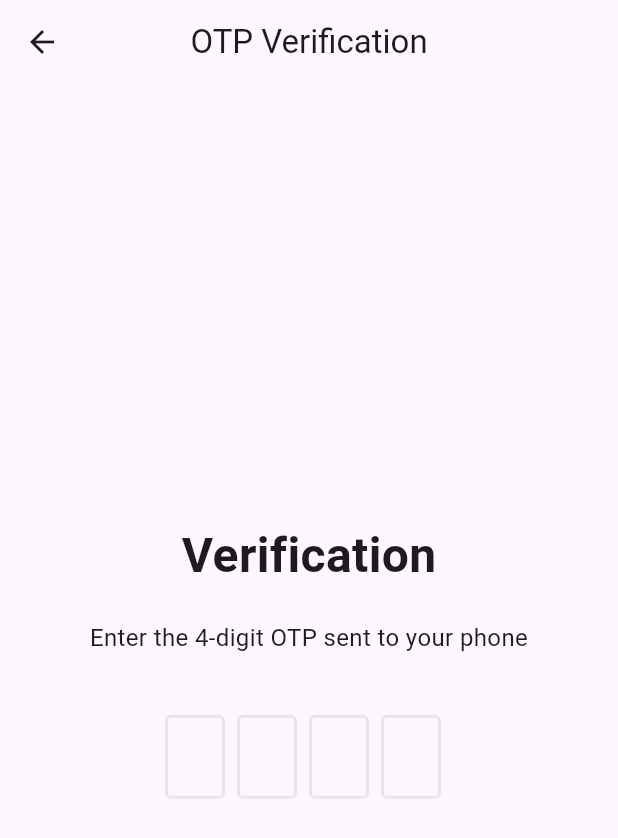
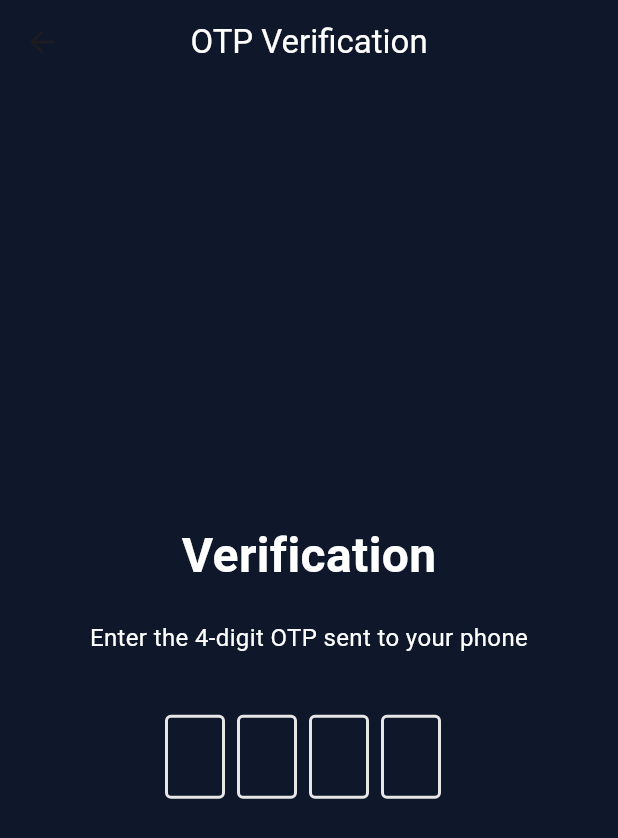
Before and after one commit to PriyadhaPrakash/Fishy, a Flutter app: the OtpPage screen opened directly, on a phone screen of 412 x 824 dp. Shown: the top 838 px of the screen. Run offline on Flutter 3.47's test engine with Material 3 defaults, Android fonts, the phone set to English and light mode, and no system bars; drawn by our look-alikes of flutter_otp_text_field; our stand-ins replace carousel_slider.

Commit message:
colour editted in otp page

```diff
--- a/lib/main.dart
+++ b/lib/main.dart
@@ -36,7 +36,7 @@ class MyApp extends StatelessWidget {
         // tested with just a hot reload.
         colorScheme: ColorScheme.fromSeed(seedColor: Colors.deepPurple),
       ),
-      home:ProfilePage()
+      home:OtpPage()
     );
   }
 }
--- a/lib/otp_page.dart
+++ b/lib/otp_page.dart
@@ -12,9 +12,11 @@ class _OtpPageState extends State<OtpPage> {
   @override
   Widget build(BuildContext context) {
     return Scaffold(
+      backgroundColor: const Color(0xFF0F172A),
       appBar: AppBar(
+        backgroundColor: const Color(0xFF0F172A),
         leading: BackButton(),
-        title: Text("OTP Verification"),
+        title: Text("OTP Verification",style: TextStyle(color: const Color(0xFFFFFFFF) ),),
         centerTitle: true,
       ),
       body: Padding(
@@ -24,13 +26,13 @@ class _OtpPageState extends State<OtpPage> {
           children: [
             Text(
               "Verification",
-              style: TextStyle(fontWeight: FontWeight.w600, fontSize: 32),
+              style: TextStyle(fontWeight: FontWeight.w600, fontSize: 32,color: Color(0xFFFFFFFF) ),
             ),
             SizedBox(height: 20),
             Text(
               "Enter the 4-digit OTP sent to your phone",
               textAlign: TextAlign.center,
-              style: TextStyle(fontSize: 16),
+              style: TextStyle(fontSize: 16,color: Color(0xFFFFFFFF) ),
             ),
             SizedBox(height: 40),
             OtpTextField(
--- a/lib/profile_page.dart
+++ b/lib/profile_page.dart
@@ -21,6 +21,8 @@ class _ProfilePageState extends State<ProfilePage> {
           ),
         ),
       ),
+
+
     );
   }
 }
```
